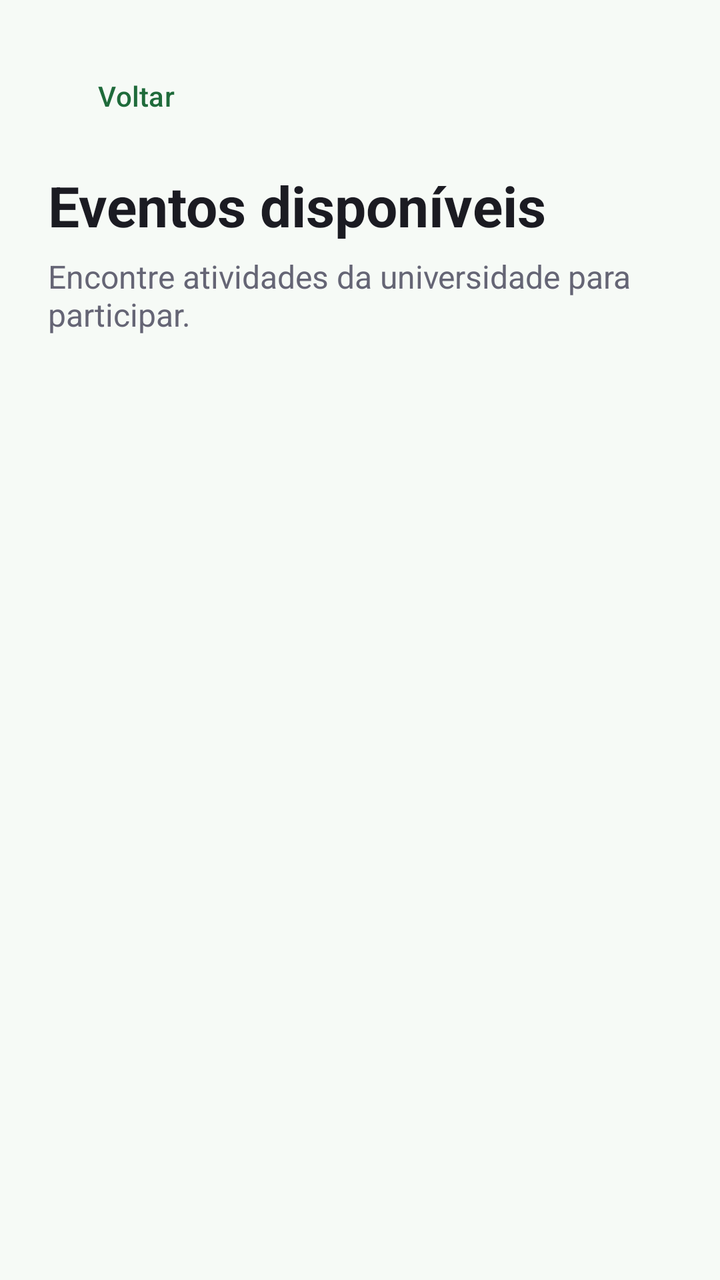
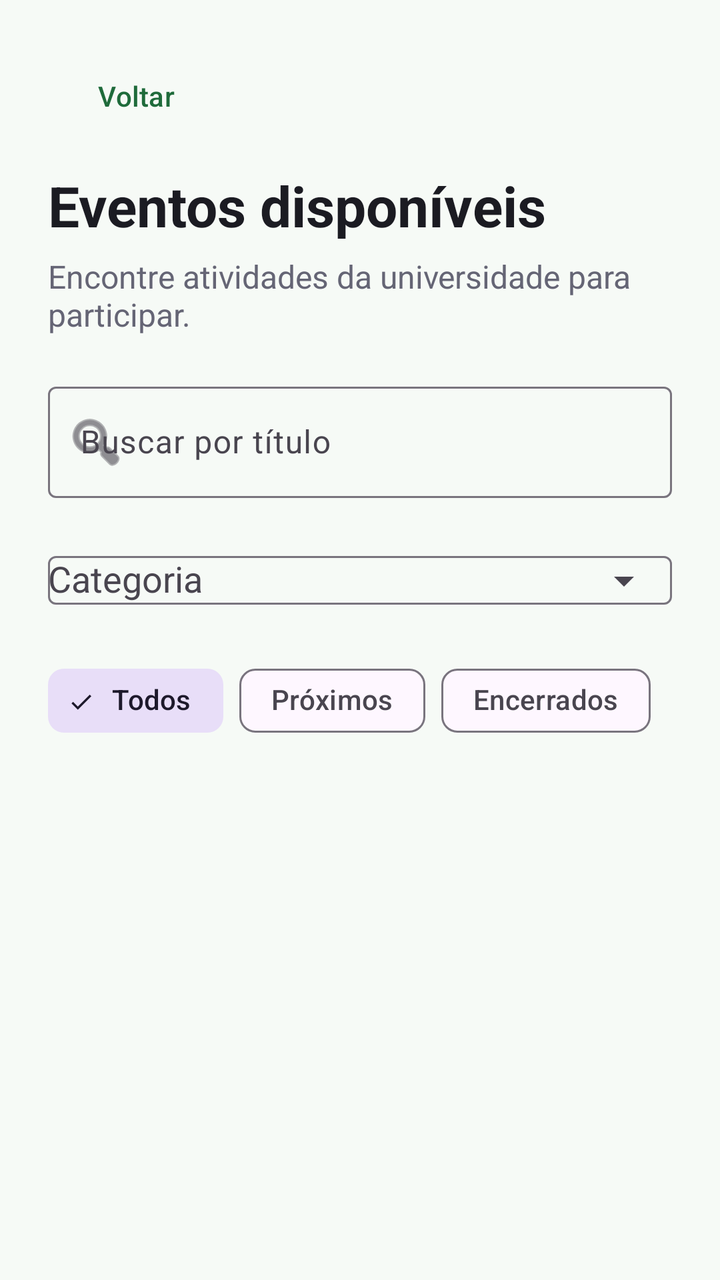

An Android layout rendered at two revisions. The XML below is the earlier revision; the diff shows what the commit changed to produce the second picture.
<!-- AndroidManifest.xml: application theme Theme.CampusHub -->
<!-- res/layout/activity_events.xml -->
<?xml version="1.0" encoding="utf-8"?>
<LinearLayout xmlns:android="http://schemas.android.com/apk/res/android"
    android:layout_width="match_parent"
    android:layout_height="match_parent"
    android:background="@color/screen_background"
    android:orientation="vertical"
    android:padding="24dp">

    <com.google.android.material.button.MaterialButton
        android:id="@+id/btnBack"
        style="@style/Widget.Material3.Button.TextButton"
        android:layout_width="wrap_content"
        android:layout_height="wrap_content"
        android:insetLeft="0dp"
        android:text="Voltar"
        android:textAllCaps="false" />

    <TextView
        android:layout_width="match_parent"
        android:layout_height="wrap_content"
        android:layout_marginTop="12dp"
        android:text="Eventos disponíveis"
        android:textColor="@color/text_primary"
        android:textSize="28sp"
        android:textStyle="bold" />

    <TextView
        android:layout_width="match_parent"
        android:layout_height="wrap_content"
        android:layout_marginTop="6dp"
        android:text="Encontre atividades da universidade para participar."
        android:textColor="@color/text_secondary"
        android:textSize="16sp" />

    <ProgressBar
        android:id="@+id/progressEvents"
        android:layout_width="wrap_content"
        android:layout_height="wrap_content"
        android:layout_gravity="center_horizontal"
        android:layout_marginTop="48dp" />

    <LinearLayout
        android:id="@+id/emptyState"
        android:layout_width="match_parent"
        android:layout_height="wrap_content"
        android:layout_marginTop="48dp"
        android:gravity="center_horizontal"
        android:orientation="vertical"
        android:visibility="gone">

        <TextView
            android:layout_width="wrap_content"
            android:layout_height="wrap_content"
            android:text="Nenhum evento disponível"
            android:textColor="@color/text_primary"
            android:textSize="18sp"
            android:textStyle="bold" />

        <TextView
            android:layout_width="wrap_content"
            android:layout_height="wrap_content"
            android:layout_marginTop="8dp"
            android:gravity="center"
            android:text="Quando novos eventos forem publicados, eles aparecerão aqui."
            android:textColor="@color/text_secondary"
            android:textSize="14sp" />
    </LinearLayout>

    <TextView
        android:id="@+id/tvEventsError"
        android:layout_width="match_parent"
        android:layout_height="wrap_content"
        android:layout_marginTop="48dp"
        android:gravity="center"
        android:text="Não foi possível carregar os eventos."
        android:textColor="@color/text_secondary"
        android:textSize="16sp"
        android:visibility="gone" />

    <com.google.android.material.button.MaterialButton
        android:id="@+id/btnRetryEvents"
        android:layout_width="wrap_content"
        android:layout_height="wrap_content"
        android:layout_gravity="center_horizontal"
        android:layout_marginTop="12dp"
        android:text="Tentar novamente"
        android:textAllCaps="false"
        android:visibility="gone" />

    <ScrollView
        android:id="@+id/eventsScrollView"
        android:layout_width="match_parent"
        android:layout_height="0dp"
        android:layout_marginTop="24dp"
        android:layout_weight="1"
        android:fillViewport="true"
        android:visibility="gone">

        <LinearLayout
            android:id="@+id/eventsContainer"
            android:layout_width="match_parent"
            android:layout_height="wrap_content"
            android:orientation="vertical" />
    </ScrollView>
</LinearLayout>
<!-- resources referenced by this layout -->
<resources>
  <color name="screen_background">#F6FAF6</color>
  <color name="text_primary">#1B1B22</color>
  <color name="text_secondary">#656575</color>
  <style name="Theme.CampusHub" parent="Base.Theme.CampusHub" />
  <style name="Base.Theme.CampusHub" parent="Theme.Material3.DayNight.NoActionBar">
          <item name="colorPrimary">@color/primary</item>
          <item name="colorOnPrimary">@color/white</item>
          <item name="colorPrimaryContainer">@color/primary_container</item>
          <item name="android:windowLightStatusBar">true</item>
          <item name="android:statusBarColor">@color/screen_background</item>
      </style>
  <color name="primary">#1F6B3B</color>
  <color name="white">#FFFFFFFF</color>
  <color name="primary_container">#DDF3E3</color>
</resources>

<!-- the commit's change to res/layout/activity_events.xml (unified diff, before → after) -->
@@ -1,5 +1,6 @@
 <?xml version="1.0" encoding="utf-8"?>
 <LinearLayout xmlns:android="http://schemas.android.com/apk/res/android"
+    xmlns:app="http://schemas.android.com/apk/res-auto"
     android:layout_width="match_parent"
     android:layout_height="match_parent"
     android:background="@color/screen_background"
@@ -32,6 +33,66 @@
         android:textColor="@color/text_secondary"
         android:textSize="16sp" />
 
+    <com.google.android.material.textfield.TextInputLayout
+        android:layout_width="match_parent"
+        android:layout_height="wrap_content"
+        android:layout_marginTop="20dp"
+        android:hint="Buscar por título"
+        app:boxBackgroundMode="outline"
+        app:startIconDrawable="@android:drawable/ic_menu_search">
+
+        <com.google.android.material.textfield.TextInputEditText
+            android:id="@+id/etSearchEvents"
+            android:layout_width="match_parent"
+            android:layout_height="wrap_content"
+            android:inputType="text" />
+    </com.google.android.material.textfield.TextInputLayout>
+
+    <com.google.android.material.textfield.TextInputLayout
+        android:layout_width="match_parent"
+        android:layout_height="wrap_content"
+        android:layout_marginTop="12dp"
+        android:hint="Categoria"
+        app:boxBackgroundMode="outline"
+        app:endIconMode="dropdown_menu">
+
+        <com.google.android.material.textfield.MaterialAutoCompleteTextView
+            android:id="@+id/actCategory"
+            android:layout_width="match_parent"
+            android:layout_height="wrap_content"
+            android:inputType="none" />
+    </com.google.android.material.textfield.TextInputLayout>
+
+    <com.google.android.material.chip.ChipGroup
+        android:id="@+id/statusFilterGroup"
+        android:layout_width="match_parent"
+        android:layout_height="wrap_content"
+        android:layout_marginTop="12dp"
+        app:singleSelection="true">
+
+        <com.google.android.material.chip.Chip
+            android:id="@+id/chipAllEvents"
+            style="@style/Widget.Material3.Chip.Filter"
+            android:layout_width="wrap_content"
+            android:layout_height="wrap_content"
+            android:checked="true"
+            android:text="Todos" />
+
+        <com.google.android.material.chip.Chip
+            android:id="@+id/chipUpcomingEvents"
+            style="@style/Widget.Material3.Chip.Filter"
+            android:layout_width="wrap_content"
+            android:layout_height="wrap_content"
+            android:text="Próximos" />
+
+        <com.google.android.material.chip.Chip
+            android:id="@+id/chipEndedEvents"
+            style="@style/Widget.Material3.Chip.Filter"
+            android:layout_width="wrap_content"
+            android:layout_height="wrap_content"
+            android:text="Encerrados" />
+    </com.google.android.material.chip.ChipGroup>
+
     <ProgressBar
         android:id="@+id/progressEvents"
         android:layout_width="wrap_content"
@@ -49,6 +110,7 @@
         android:visibility="gone">
 
         <TextView
+            android:id="@+id/tvEmptyEventsTitle"
             android:layout_width="wrap_content"
             android:layout_height="wrap_content"
             android:text="Nenhum evento disponível"
@@ -57,6 +119,7 @@
             android:textStyle="bold" />
 
         <TextView
+            android:id="@+id/tvEmptyEventsDescription"
             android:layout_width="wrap_content"
             android:layout_height="wrap_content"
             android:layout_marginTop="8dp"
